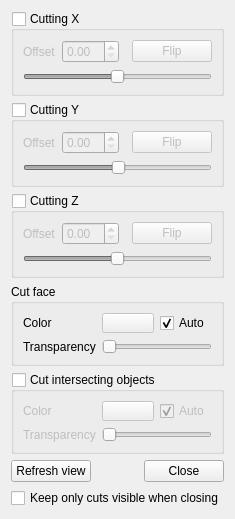
First picture: the form in src/Mod/Part/Gui/SectionCutting.ui, repository southseact-3d/fcd, before the edit.
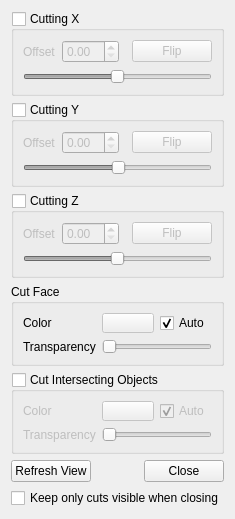
Second picture: the form after the edit. Custom widgets are drawn as their Qt base class.

The edit to the form file:
```diff
--- a/src/Mod/Part/Gui/SectionCutting.ui
+++ b/src/Mod/Part/Gui/SectionCutting.ui
@@ -239,7 +239,7 @@
    <item row="3" column="0" colspan="3">
     <widget class="QGroupBox" name="CutfaceGB">
      <property name="title">
-      <string>Cut face</string>
+      <string>Cut Face</string>
      </property>
      <layout class="QGridLayout" name="gridLayout_4">
       <item row="0" column="0">
@@ -373,7 +373,7 @@
 will get the same color</string>
      </property>
      <property name="title">
-      <string>Cut intersecting objects</string>
+      <string>Cut Intersecting Objects</string>
      </property>
      <property name="checkable">
       <bool>true</bool>
@@ -511,7 +511,7 @@
       <string>Refreshes the list of visible objects</string>
      </property>
      <property name="text">
-      <string>Refresh view</string>
+      <string>Refresh View</string>
      </property>
     </widget>
    </item>
```
Left out of the diff: 18 changed lines with no effect on the pictures.
